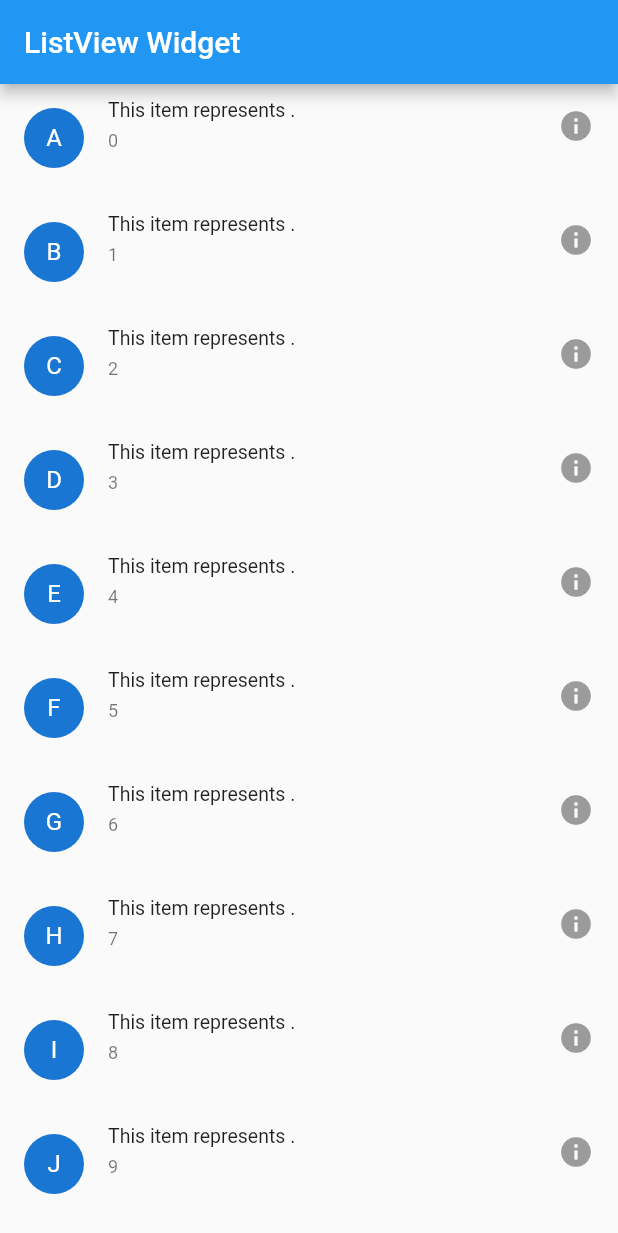
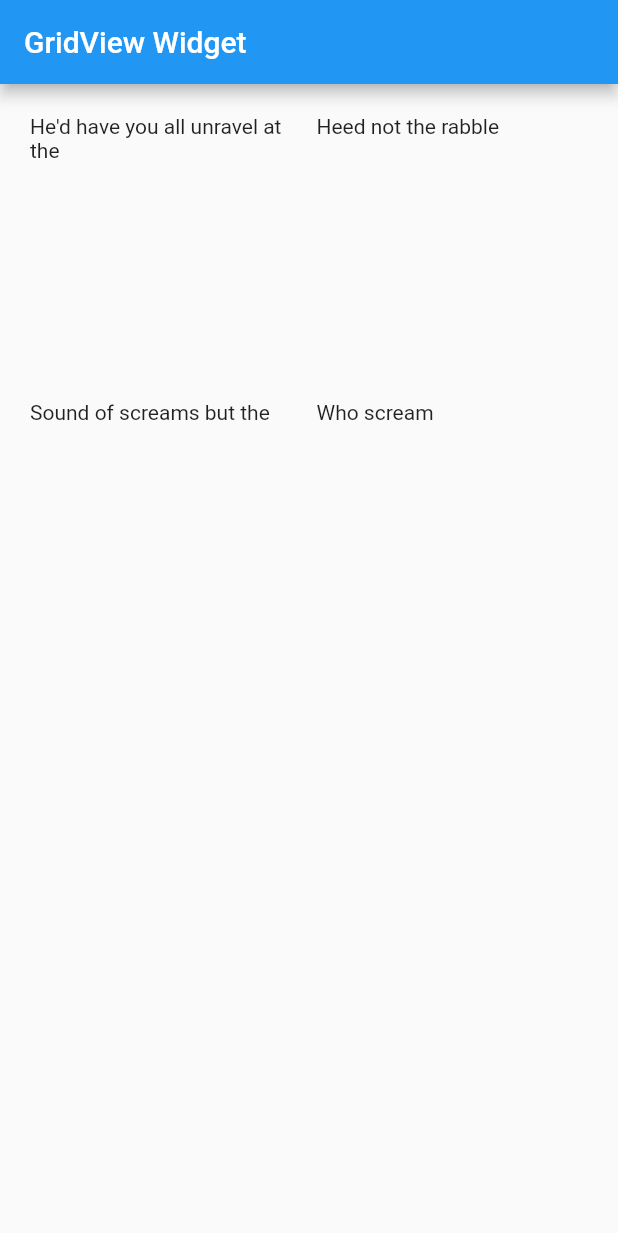
Before and after one commit to SeptemberMaples/study-section, a Flutter app: the screen it shows after launch, on a phone screen of 412 x 824 dp. Shown: the top 1233 px of the screen. Run offline on Flutter 3.47's test engine with Material 2 defaults, Android fonts, the phone set to English and light mode, and no system bars.

Commit message:
flutter GridView Widget sample

```diff
--- /dev/null
+++ b/flutter_study/lib/flutter_08/grid_view_widget.dart
@@ -0,0 +1,91 @@
+// GridView widget 实例
+import 'package:flutter/material.dart';
+
+class GridViewSample extends StatefulWidget {
+  GridViewSample({Key key}) : super(key: key);
+
+  _GridViewSampleState createState() => _GridViewSampleState();
+}
+
+class _GridViewSampleState extends State<GridViewSample> {
+  @override
+  Widget build(BuildContext context) {
+    return Scaffold(
+      appBar: AppBar(
+        title: Text('GridView Widget'),
+      ),
+      body: gridView1(),
+    );
+  }
+
+
+  // 简单应用 GridView.count 构造
+  Widget gridView1() {
+    return GridView.count(
+      primary: false,
+      padding: const EdgeInsets.all(20.0),
+      crossAxisSpacing: 10.0,
+      // 每行多少个item
+      crossAxisCount: 2,
+      mainAxisSpacing: 10,
+      children: <Widget>[
+        const Text('He\'d have you all unravel at the'),
+        const Text('Heed not the rabble'),
+        const Text('Sound of screams but the'),
+        const Text('Who scream'),
+        // Image.asset(
+        //   'lib/images/assets_image.jpg',
+        //   fit: BoxFit.cover,
+        // ),
+        // Image.asset(
+        //   'lib/images/assets_image.jpg',
+        //   fit: BoxFit.cover,
+        // ),
+        // Image.asset(
+        //   'lib/images/assets_image.jpg',
+        //   fit: BoxFit.cover,
+        // ),
+      ],
+    );
+  }
+
+  ///  GridView构造
+  Widget gridView2() {
+    return GridView(
+      padding: EdgeInsets.all(20.0),
+      ///可以固定设置每行item个数
+      gridDelegate: SliverGridDelegateWithFixedCrossAxisCount(
+        crossAxisCount: 3,
+        crossAxisSpacing: 10,
+        mainAxisSpacing: 10,
+      ),
+      children: <Widget>[
+        Image.asset(
+          'lib/images/assets_image.jpg',
+          fit: BoxFit.cover,
+        ),
+        Image.asset(
+          'lib/images/assets_image.jpg',
+          fit: BoxFit.cover,
+        ),
+        Image.asset(
+          'lib/images/assets_image.jpg',
+          fit: BoxFit.cover,
+        ),
+        Image.asset(
+          'lib/images/assets_image.jpg',
+          fit: BoxFit.cover,
+        ),
+        Image.asset(
+          'lib/images/assets_image.jpg',
+          fit: BoxFit.cover,
+        ),
+      ],
+    );
+  }
+
+
+  /// GridView.
+
+
+}
--- a/flutter_study/lib/main.dart
+++ b/flutter_study/lib/main.dart
@@ -12,7 +12,7 @@ import 'package:flutter/material.dart';
 // import 'flutter_06/stack_widget.dart';
 // import 'flutter_07/wrap_widget.dart';
 // import 'flutter_07/flow_widget.dart';
-import 'flutter_08/list_view_widget.dart';
+import 'flutter_08/grid_view_widget.dart';
 
 void main() => runApp(MyApp());
 
@@ -34,7 +34,7 @@ class MyApp extends StatelessWidget {
         // is not restarted.
         primarySwatch: Colors.blue,
       ),
-      home: ListViewSample() //MyHomePage(title: 'Flutter Demo Home Page'),
+      home: GridViewSample() //MyHomePage(title: 'Flutter Demo Home Page'),
     );
   }
 }
```
